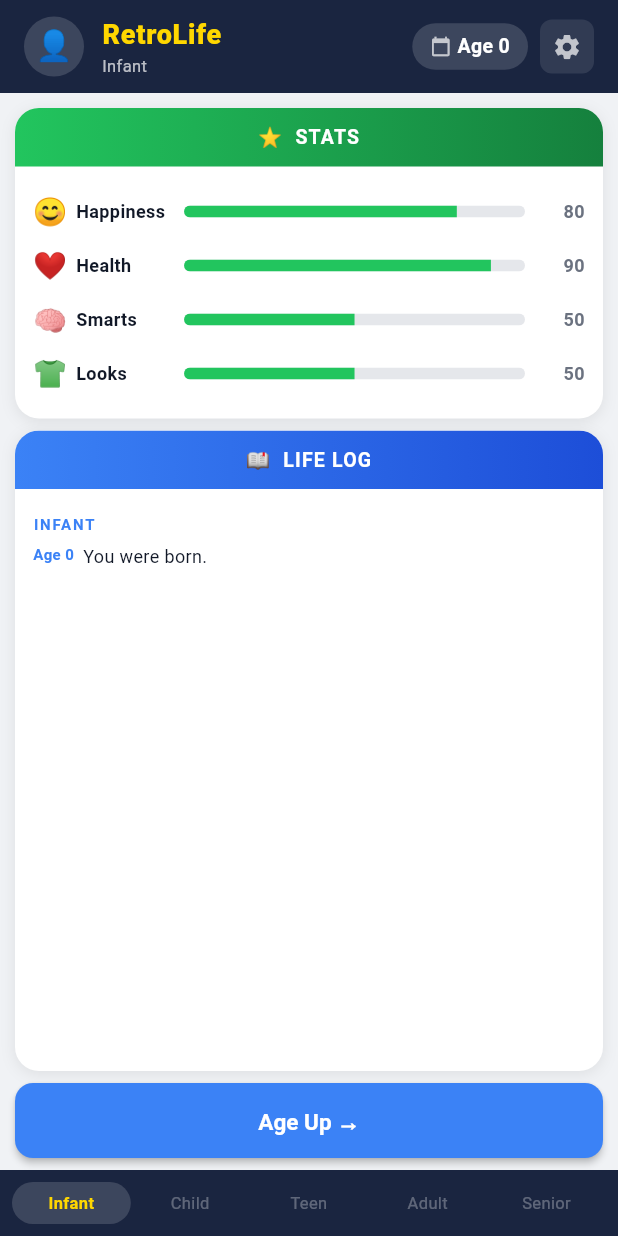
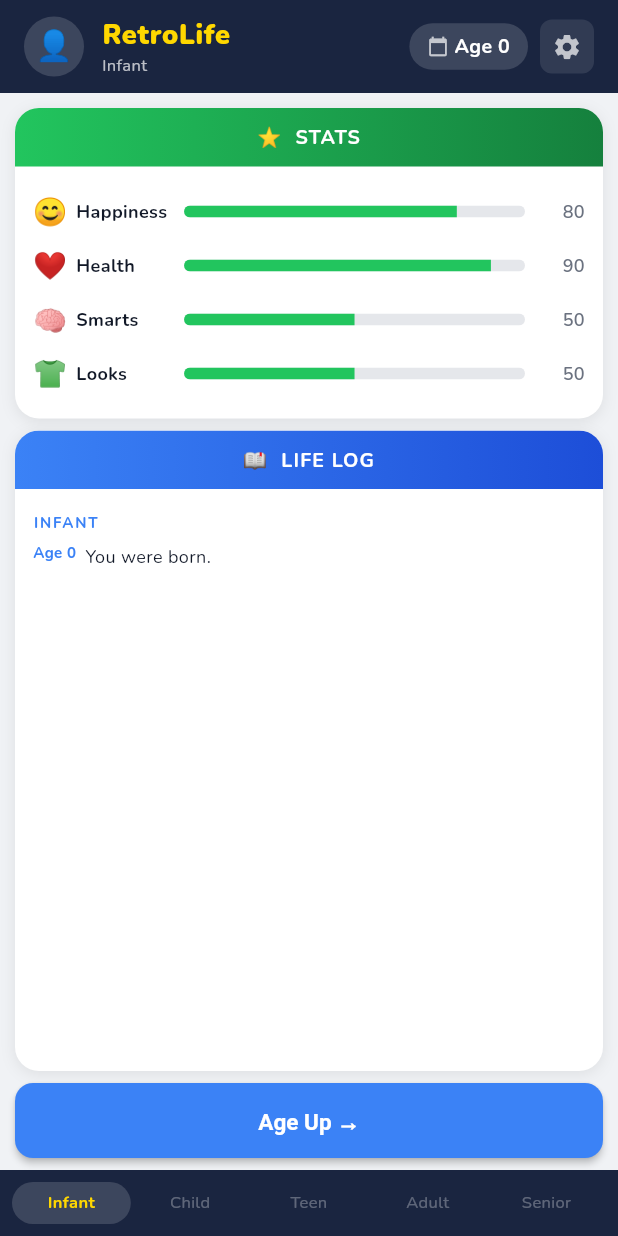
Before and after one commit to KingPal4ce/life-simulator-game, a Flutter app: the screen it shows after launch, on a phone screen of 412 x 824 dp. Run offline on Flutter 3.47's test engine with Material 3 defaults, Android fonts, the phone set to English and light mode, and no system bars; our stand-ins replace flutter_dotenv, google_fonts, google_generative_ai, hive_flutter; accounts and stored records are empty; network calls fail.

Commit message:
refactor(ui): update theme configuration in RetroLifeApp for improved styling

```diff
--- a/lib/main.dart
+++ b/lib/main.dart
@@ -1,6 +1,6 @@
 import 'package:flutter/material.dart';
 import 'package:provider/provider.dart';
-import 'package:nes_ui/nes_ui.dart';
+import 'package:google_fonts/google_fonts.dart';
 
 import 'package:flutter_dotenv/flutter_dotenv.dart';
 
@@ -44,8 +44,21 @@
     return MaterialApp(
       title: 'Retro Life',
       debugShowCheckedModeBanner: false,
-      theme: flutterNesTheme().copyWith(
-        scaffoldBackgroundColor: AppColors.darkBackground,
+      theme: ThemeData(
+        useMaterial3: true,
+        colorScheme: ColorScheme.fromSeed(
+          seedColor: AppColors.selectedChoice,
+          brightness: Brightness.light,
+        ),
+        scaffoldBackgroundColor: AppColors.pageBackground,
+        textTheme: GoogleFonts.nunitoTextTheme(),
+        cardTheme: const CardThemeData(
+          elevation: 0,
+          color: AppColors.cardSurface,
+          shape: RoundedRectangleBorder(
+            borderRadius: BorderRadius.all(Radius.circular(16)),
+          ),
+        ),
       ),
       home: const DashboardScreen(),
     );
```
